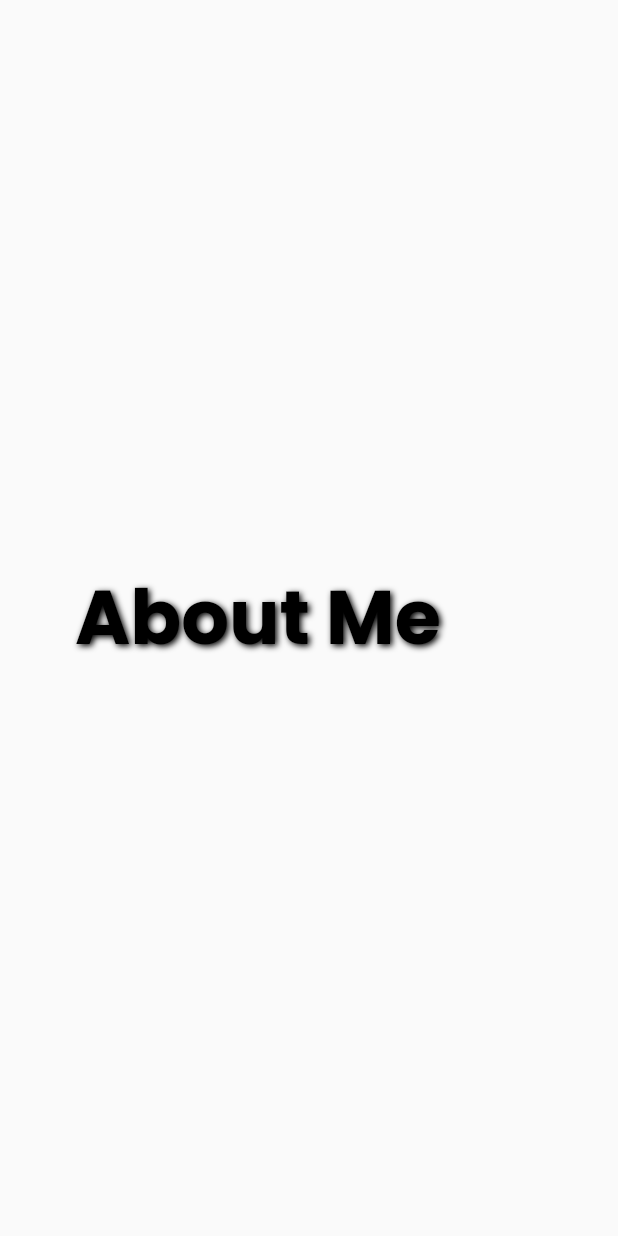
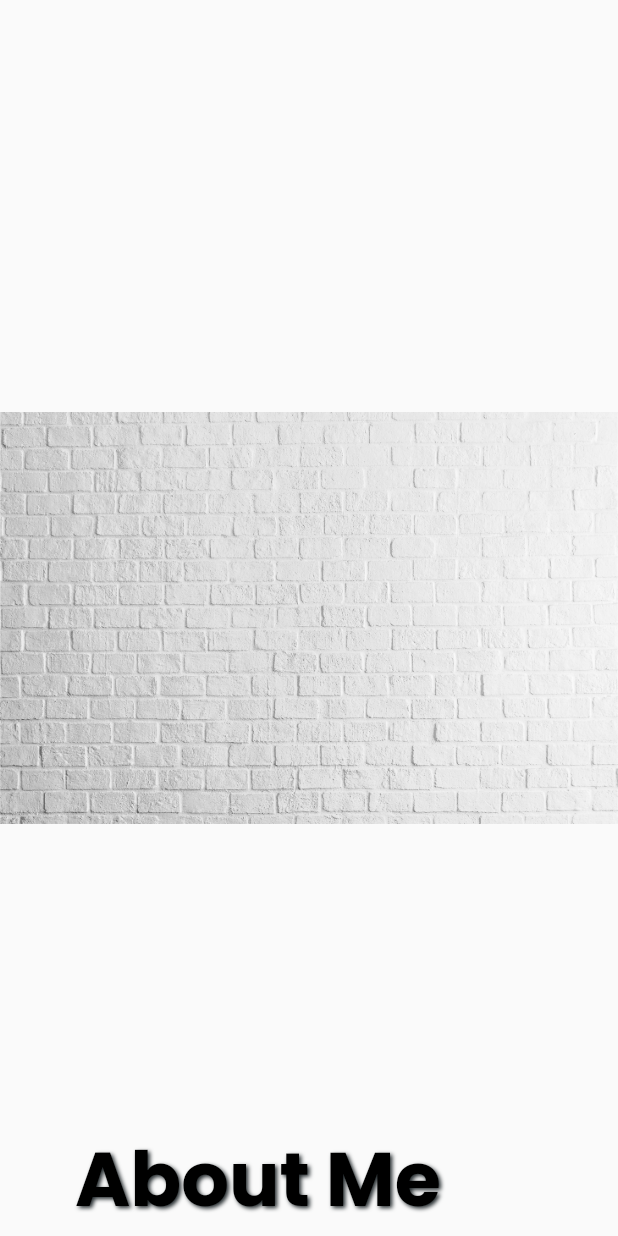
Before and after one commit to Harmanjit14/portfolio, a Flutter app: the AboutSection widget shown alone on an empty page, opened directly, on a phone screen of 412 x 824 dp. Run offline on Flutter 3.47's test engine with Material 2 defaults, Android fonts, the phone set to English and light mode, and no system bars; our stand-ins replace carousel_slider, google_fonts, line_awesome_icons, rflutter_alert, video_player; network calls fail.

Commit message:
landing changes

```diff
--- a/lib/constants/socialIcons.dart
+++ b/lib/constants/socialIcons.dart
@@ -59,9 +59,10 @@ class _SocialIconState extends State<SocialIcon> {
 
   @override
   Widget build(BuildContext context) {
+    Color hoverColor = Color(0xffE03B8B);
     return InkWell(
       borderRadius: BorderRadius.circular(80),
-      splashColor: Colors.pink,
+      splashColor: hoverColor,
       splashFactory: InkRipple.splashFactory,
       // radius: 60,
       onHover: (val) {
@@ -77,7 +78,7 @@ class _SocialIconState extends State<SocialIcon> {
         child: Icon(
           widget.icon,
           size: 40,
-          color: _isHovering[widget.index] ? Colors.blue : Colors.grey[200],
+          color: _isHovering[widget.index] ? hoverColor : Colors.grey[200],
         ),
       ),
     );
--- a/lib/constants/text_style.dart
+++ b/lib/constants/text_style.dart
@@ -15,9 +15,9 @@ Text headText(String text, Color color, double size) {
       fontWeight: FontWeight.bold,
       shadows: <Shadow>[
         Shadow(
-          blurRadius: 5,
+          blurRadius: 3,
           offset: Offset(1.5, 1),
-          color: Colors.black,
+          color:  Color(0xff242B2E),
         )
       ],
     ),
--- a/lib/pages/about.dart
+++ b/lib/pages/about.dart
@@ -13,11 +13,17 @@ class _AboutSectionState extends State<AboutSection> {
     return Container(
       height: screenSize.height,
       width: screenSize.width,
-      child: Row(
+      child: Stack(
+        alignment: Alignment.bottomCenter,
+        children: [
+          SizedBox.expand(
+            child: Image.asset("assets/white.jpg"),
+          ),
+          Row(
             children: [
               Container(
                   margin: EdgeInsets.fromLTRB(50, 0, 20, 0),
-              child: headText("About Me", Colors.black, 50)),
+                  child: headText("About Me",Colors.black, 50)),
               Expanded(
                   child: SingleChildScrollView(
                 child: Column(
@@ -26,6 +32,8 @@ class _AboutSectionState extends State<AboutSection> {
               ))
             ],
           ),
+        ],
+      ),
     );
   }
 }
--- a/pubspec.yaml
+++ b/pubspec.yaml
@@ -55,7 +55,8 @@ flutter:
 
   # To add assets to your application, add an assets section, like this:
   assets:
-    - assets/bg.mp4
+    - assets/black.jpg
+    - assets/white.jpg
   #   - images/a_dot_ham.jpeg
 
   # An image asset can refer to one or more resolution-specific "variants", see
```
Also changed, not shown: lib/constants/navbarItem.dart (+4 -3 lines), lib/pages/home.dart (+8 -4 lines), assets/black.jpg (added), assets/white.jpg (added). Lines whose indentation alone changed are shown as unchanged.
